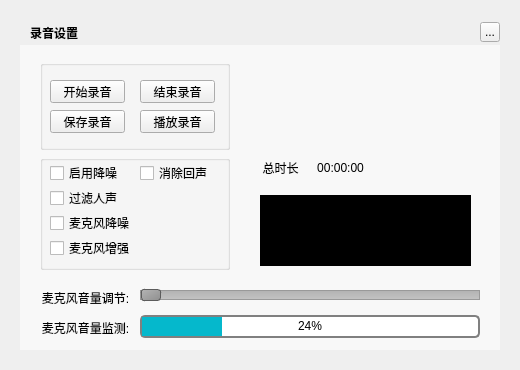
Old version of the form TTKCore/musicUi/musicToolsetswidget/musicaudiorecorderwidget.ui in the repository Greedysky/TTKMusicPlayer.
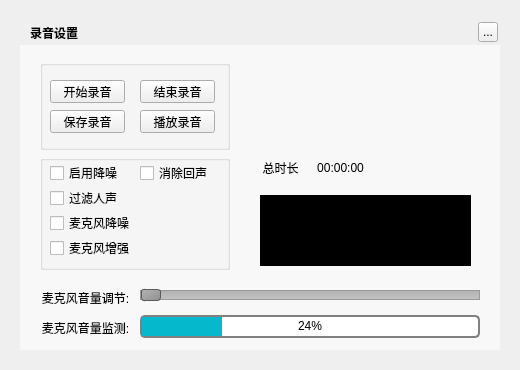
New version of the form.

The edit to the form file:
```diff
--- a/TTKCore/musicUi/musicToolsetswidget/musicaudiorecorderwidget.ui
+++ b/TTKCore/musicUi/musicToolsetswidget/musicaudiorecorderwidget.ui
@@ -45,7 +45,7 @@
   <widget class="QToolButton" name="topTitleCloseButton">
    <property name="geometry">
     <rect>
-     <x>480</x>
+     <x>478</x>
      <y>22</y>
      <width>20</width>
      <height>20</height>
```
Left out of the diff: 8 changed lines with no effect on the pictures.
